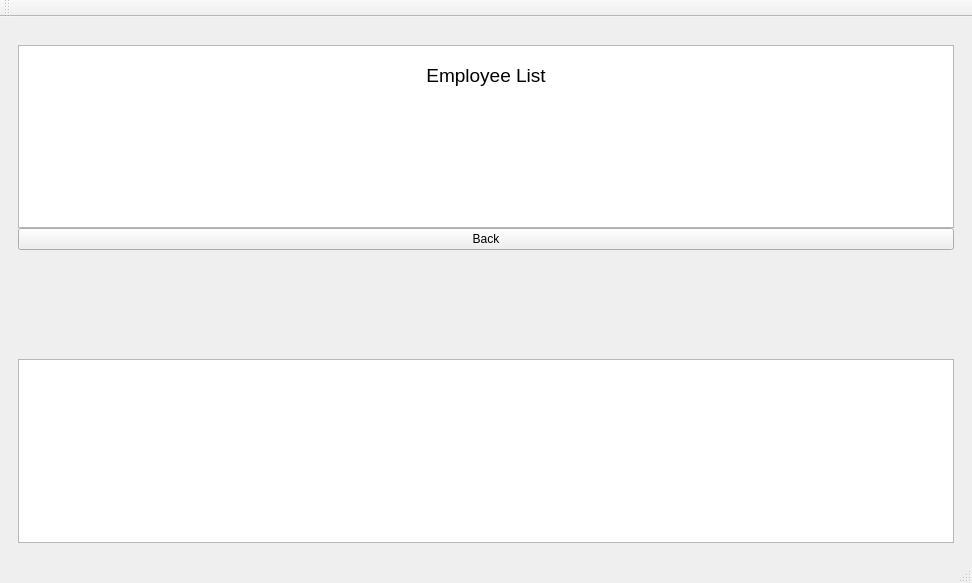
The window that UI/forms/mainwindow.ui (Kshitij1K/ShopInventoryManager) describes before a commit, drawn with Qt 5.
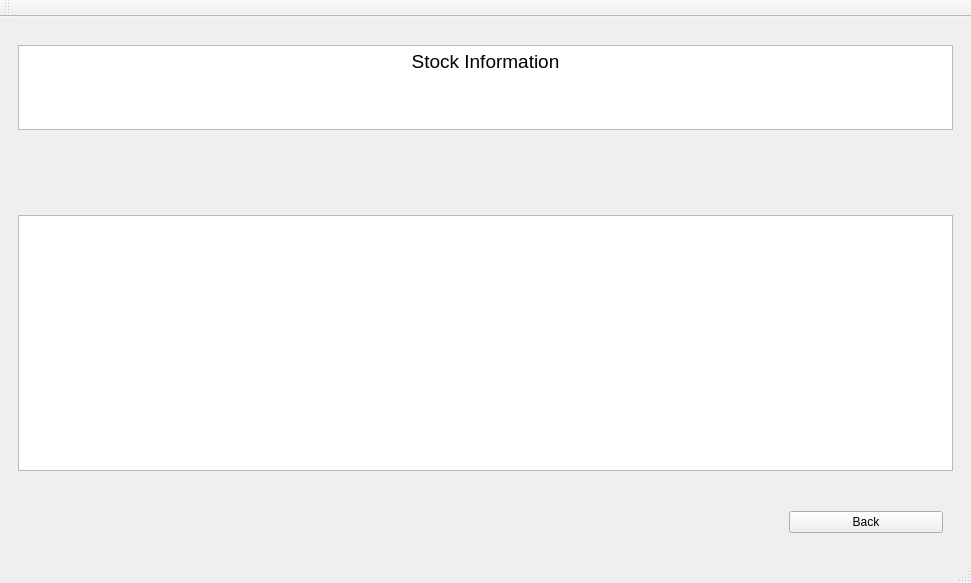
The same window after the commit. The open tabs and pages were chosen to show the change.

Commit message: Stock_Information UI updated

```diff
--- a/UI/forms/mainwindow.ui
+++ b/UI/forms/mainwindow.ui
@@ -6,7 +6,7 @@
    <rect>
     <x>0</x>
     <y>0</y>
-    <width>972</width>
+    <width>971</width>
     <height>583</height>
    </rect>
   </property>
@@ -428,16 +428,13 @@
         <property name="verticalSpacing">
          <number>9</number>
         </property>
-        <item row="1" column="0">
-         <widget class="QTableView" name="employee_list_table"/>
-        </item>
-        <item row="0" column="0">
-         <layout class="QVBoxLayout" name="verticalLayout_2" stretch="5,0">
+        <item row="2" column="0">
+         <layout class="QVBoxLayout" name="Stock_Information_Page" stretch="1,1,3,0,0">
           <property name="topMargin">
            <number>10</number>
           </property>
           <property name="bottomMargin">
-           <number>100</number>
+           <number>10</number>
           </property>
           <item>
            <widget class="QTextBrowser" name="Heading_3">
@@ -446,17 +443,65 @@
 &lt;html&gt;&lt;head&gt;&lt;meta name=&quot;qrichtext&quot; content=&quot;1&quot; /&gt;&lt;meta charset=&quot;utf-8&quot; /&gt;&lt;style type=&quot;text/css&quot;&gt;
 p, li { white-space: pre-wrap; }
 &lt;/style&gt;&lt;/head&gt;&lt;body style=&quot; font-family:'Segoe UI'; font-size:9pt; font-weight:400; font-style:normal;&quot;&gt;
-&lt;p align=&quot;center&quot; style=&quot;-qt-paragraph-type:empty; margin-top:0px; margin-bottom:0px; margin-left:0px; margin-right:0px; -qt-block-indent:0; text-indent:0px;&quot;&gt;&lt;br /&gt;&lt;/p&gt;
-&lt;p align=&quot;center&quot; style=&quot; margin-top:0px; margin-bottom:0px; margin-left:0px; margin-right:0px; -qt-block-indent:0; text-indent:0px;&quot;&gt;&lt;span style=&quot; font-size:14pt;&quot;&gt;Employee List&lt;/span&gt;&lt;/p&gt;&lt;/body&gt;&lt;/html&gt;</string>
+&lt;p align=&quot;center&quot; style=&quot; margin-top:0px; margin-bottom:0px; margin-left:0px; margin-right:0px; -qt-block-indent:0; text-indent:0px;&quot;&gt;&lt;span style=&quot; font-size:14pt;&quot;&gt;Stock Information&lt;/span&gt;&lt;/p&gt;&lt;/body&gt;&lt;/html&gt;</string>
             </property>
            </widget>
           </item>
           <item>
-           <widget class="QPushButton" name="employee_list_back_button">
-            <property name="text">
-             <string>Back</string>
+           <spacer name="verticalSpacer_8">
+            <property name="orientation">
+             <enum>Qt::Vertical</enum>
             </property>
-           </widget>
+            <property name="sizeHint" stdset="0">
+             <size>
+              <width>20</width>
+              <height>40</height>
+             </size>
+            </property>
+           </spacer>
+          </item>
+          <item>
+           <widget class="QTableView" name="Stock_Information_Table"/>
+          </item>
+          <item>
+           <spacer name="verticalSpacer_9">
+            <property name="orientation">
+             <enum>Qt::Vertical</enum>
+            </property>
+            <property name="sizeHint" stdset="0">
+             <size>
+              <width>20</width>
+              <height>40</height>
+             </size>
+            </property>
+           </spacer>
+          </item>
+          <item>
+           <layout class="QHBoxLayout" name="Back_Button_with_layout" stretch="5,1">
+            <property name="rightMargin">
+             <number>10</number>
+            </property>
+            <item>
+             <spacer name="horizontalSpacer_16">
+              <property name="orientation">
+               <enum>Qt::Horizontal</enum>
+              </property>
+              <property name="sizeHint" stdset="0">
+               <size>
+                <width>40</width>
+                <height>20</height>
+               </size>
+              </property>
+             </spacer>
+            </item>
+            <item>
+             <widget class="QPushButton" name="Back_Button">
+              <property name="text">
+               <string>Back</string>
+              </property>
+             </widget>
+            </item>
+           </layout>
           </item>
          </layout>
         </item>
```
Left out of the diff: 8 changed lines with no effect on the pictures.
